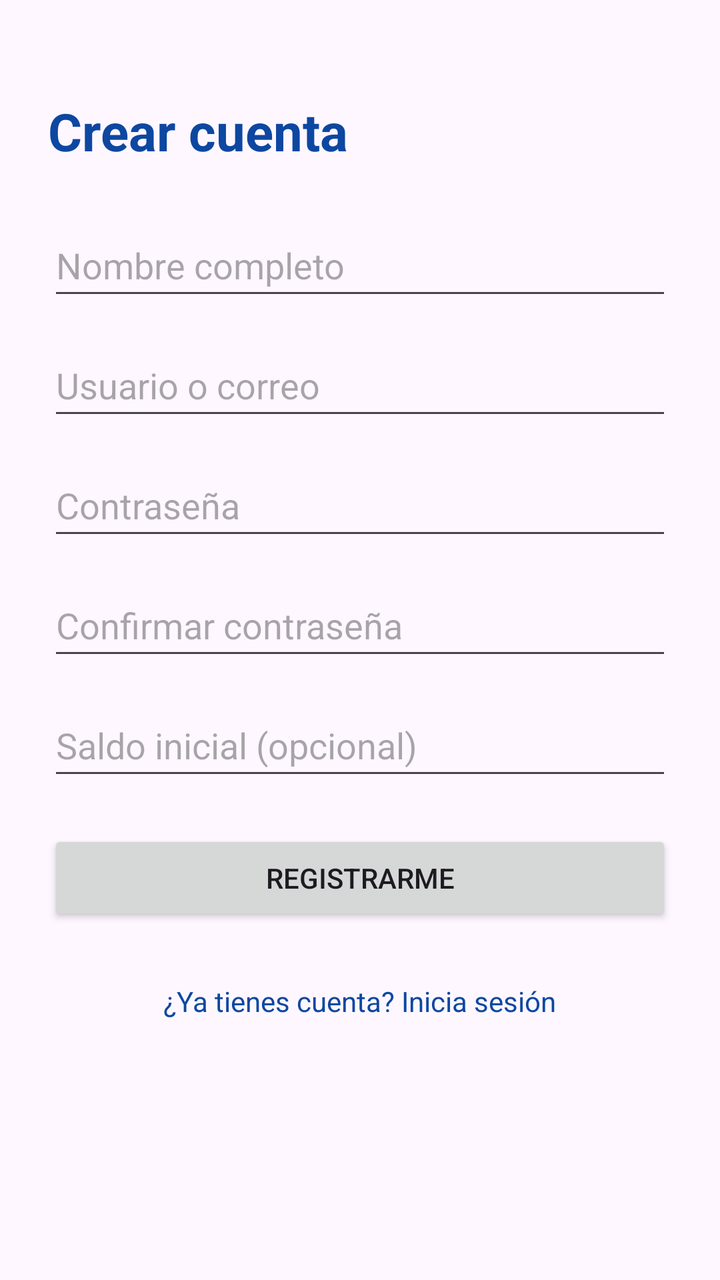
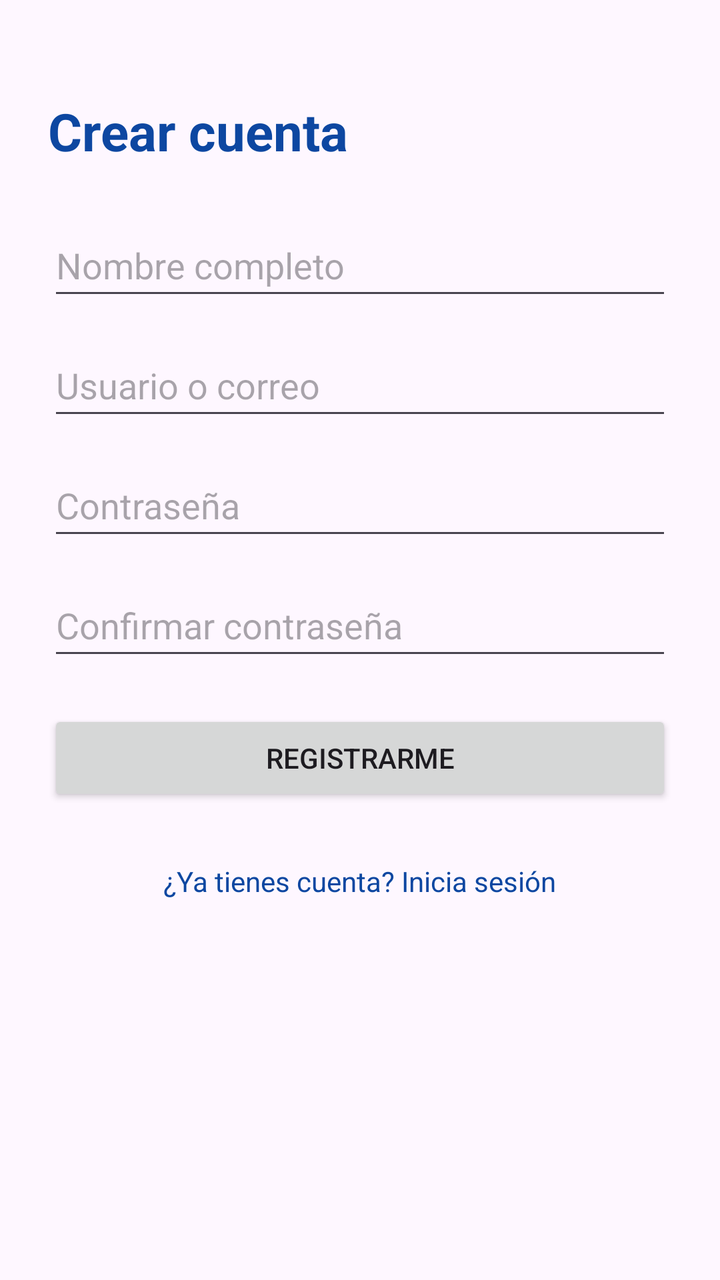

Before-and-after screenshots of an Android layout around one commit, followed by the original layout XML and the change that was made.
<!-- AndroidManifest.xml: application theme Theme.UEBank -->
<!-- res/layout/activity_registro.xml -->
<?xml version="1.0" encoding="utf-8"?>
<ScrollView xmlns:android="http://schemas.android.com/apk/res/android"
    xmlns:tools="http://schemas.android.com/tools"
    android:id="@+id/main"
    android:layout_width="match_parent"
    android:layout_height="match_parent"
    android:fillViewport="true"
    android:background="?android:attr/colorBackground"
    tools:context=".RegistroActivity">

    <LinearLayout
        android:layout_width="match_parent"
        android:layout_height="wrap_content"
        android:orientation="vertical"
        android:padding="24dp">

        <TextView
            android:layout_width="match_parent"
            android:layout_height="wrap_content"
            android:layout_marginTop="24dp"
            android:layout_marginBottom="24dp"
            android:text="@string/registro_titulo"
            android:textStyle="bold"
            android:textSize="26sp"
            android:textColor="?attr/colorPrimary" />

        <EditText
            android:id="@+id/etNombre"
            android:layout_width="match_parent"
            android:layout_height="wrap_content"
            android:hint="@string/hint_nombre"
            android:inputType="textPersonName"
            android:minHeight="48dp" />

        <EditText
            android:id="@+id/etUsuario"
            android:layout_width="match_parent"
            android:layout_height="wrap_content"
            android:layout_marginTop="12dp"
            android:hint="@string/hint_usuario"
            android:inputType="textEmailAddress"
            android:minHeight="48dp" />

        <EditText
            android:id="@+id/etPassword"
            android:layout_width="match_parent"
            android:layout_height="wrap_content"
            android:layout_marginTop="12dp"
            android:hint="@string/hint_password"
            android:inputType="textPassword"
            android:minHeight="48dp" />

        <EditText
            android:id="@+id/etConfirmarPassword"
            android:layout_width="match_parent"
            android:layout_height="wrap_content"
            android:layout_marginTop="12dp"
            android:hint="@string/hint_confirmar_password"
            android:inputType="textPassword"
            android:minHeight="48dp" />

        <EditText
            android:id="@+id/etSaldoInicial"
            android:layout_width="match_parent"
            android:layout_height="wrap_content"
            android:layout_marginTop="12dp"
            android:hint="@string/hint_saldo_inicial"
            android:inputType="numberDecimal"
            android:minHeight="48dp" />

        <Button
            android:id="@+id/btnRegistrarme"
            android:layout_width="match_parent"
            android:layout_height="wrap_content"
            android:layout_marginTop="20dp"
            android:text="@string/btn_registrarme" />

        <TextView
            android:id="@+id/tvIrLogin"
            android:layout_width="wrap_content"
            android:layout_height="wrap_content"
            android:layout_gravity="center_horizontal"
            android:layout_marginTop="20dp"
            android:layout_marginBottom="24dp"
            android:clickable="true"
            android:focusable="true"
            android:padding="8dp"
            android:text="@string/link_ir_login"
            android:textColor="?attr/colorPrimary" />

    </LinearLayout>
</ScrollView>
<!-- resources referenced by this layout -->
<resources>
  <string name="btn_registrarme">Registrarme</string>
  <string name="hint_confirmar_password">Confirmar contraseña</string>
  <string name="hint_nombre">Nombre completo</string>
  <string name="hint_password">Contraseña</string>
  <string name="hint_saldo_inicial">Saldo inicial (opcional)</string>
  <string name="hint_usuario">Usuario o correo</string>
  <string name="link_ir_login">¿Ya tienes cuenta? Inicia sesión</string>
  <string name="registro_titulo">Crear cuenta</string>
  <style name="Theme.UEBank" parent="Base.Theme.UEBank" />
  <style name="Base.Theme.UEBank" parent="Theme.Material3.DayNight.NoActionBar">
          <item name="colorPrimary">@color/ue_bank_primary</item>
          <item name="colorPrimaryDark">@color/ue_bank_primary_dark</item>
          <item name="colorAccent">@color/ue_bank_accent</item>
      </style>
  <color name="ue_bank_primary">#0D47A1</color>
  <color name="ue_bank_primary_dark">#092C63</color>
  <color name="ue_bank_accent">#FFC107</color>
</resources>

<!-- the commit's change to res/layout/activity_registro.xml (unified diff, before → after) -->
@@ -59,15 +59,6 @@
             android:inputType="textPassword"
             android:minHeight="48dp" />
 
-        <EditText
-            android:id="@+id/etSaldoInicial"
-            android:layout_width="match_parent"
-            android:layout_height="wrap_content"
-            android:layout_marginTop="12dp"
-            android:hint="@string/hint_saldo_inicial"
-            android:inputType="numberDecimal"
-            android:minHeight="48dp" />
-
         <Button
             android:id="@+id/btnRegistrarme"
             android:layout_width="match_parent"
<!-- resource entries referenced after the edit -->
@@ -4,7 +4,6 @@
   <string name="hint_confirmar_password">Confirmar contraseña</string>
   <string name="hint_nombre">Nombre completo</string>
   <string name="hint_password">Contraseña</string>
-  <string name="hint_saldo_inicial">Saldo inicial (opcional)</string>
   <string name="hint_usuario">Usuario o correo</string>
   <string name="link_ir_login">¿Ya tienes cuenta? Inicia sesión</string>
   <string name="registro_titulo">Crear cuenta</string>
